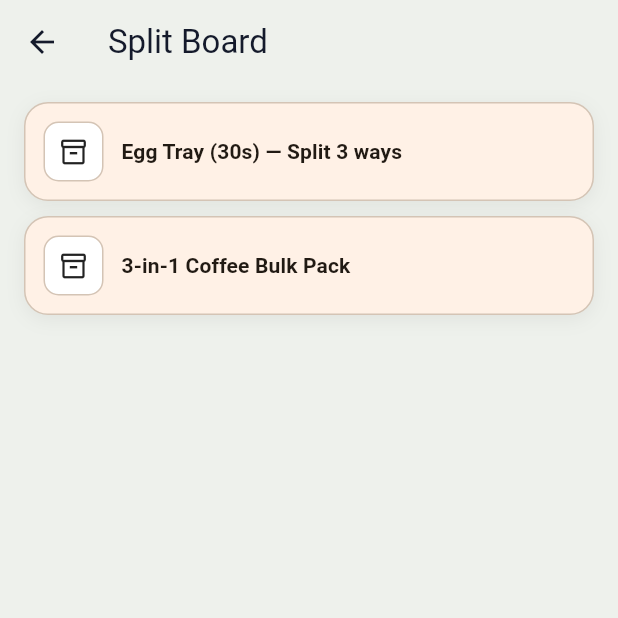
After one commit to MLD-cmd/bulk-buying-companion, a Flutter app: the JoinHubScreen screen opened directly, after a tap on "Join", after a tap on "View deals", on a phone screen of 412 x 824 dp, the top half of it. The commit adds this screen. Run offline on Flutter 3.47's test engine with Material 3 defaults, Android fonts, the light colour scheme and no system bars; accounts and stored records are empty.

Commit message:
Add Split Board feed scaffold with pull-to-refresh
Build the Split Board screen following the existing MVVM pattern: a Deal
model, a DealRepository interface with an in-memory MockDealRepository,
and a SplitBoardViewModel that loads a hub's deals and exposes refresh().

The screen renders a deal list, loading spinner, and empty state, with
pull-to-refresh wired through RefreshIndicator (also functional on the
empty state). Deal cards are placeholders showing the title only; the
detail fields (price, slots, pickup location, status) are added
separately on top of this scaffold.

Register DealRepository in main.dart and add a 'View deals' entry point
on the Join Hub current-hub banner. Covered by view model unit tests and
a widget test for the Join Hub to Split Board navigation.

```diff
--- /dev/null
+++ b/lib/data/repositories/deal_repository.dart
@@ -0,0 +1,53 @@
+import '../../models/deal.dart';
+
+/// Split Board deal-feed contract. Backed by [MockDealRepository] until the
+/// real backend (Supabase) is wired; the ViewModel never depends on the
+/// concrete implementation.
+abstract class DealRepository {
+  Future<List<Deal>> getDeals(String hubId);
+}
+
+/// In-memory stand-in. Deals are stubbed per hub so the Split Board renders
+/// with placeholder cards. Detail fields (price, slots, pickup, status) are
+/// filled in by the deal-card work on top of the [Deal] model.
+class MockDealRepository implements DealRepository {
+  MockDealRepository()
+      : _dealsByHub = const {
+          'colon': [
+            Deal(
+              id: 'colon-rice',
+              hubId: 'colon',
+              title: '25kg Rice Sack — Split 5 ways',
+            ),
+            Deal(
+              id: 'colon-water',
+              hubId: 'colon',
+              title: 'Bottled Water Case (24pk)',
+            ),
+            Deal(
+              id: 'colon-detergent',
+              hubId: 'colon',
+              title: 'Laundry Detergent 6L',
+            ),
+          ],
+          'magallanes': [
+            Deal(
+              id: 'magallanes-eggs',
+              hubId: 'magallanes',
+              title: 'Egg Tray (30s) — Split 3 ways',
+            ),
+            Deal(
+              id: 'magallanes-coffee',
+              hubId: 'magallanes',
+              title: '3-in-1 Coffee Bulk Pack',
+            ),
+          ],
+        };
+
+  final Map<String, List<Deal>> _dealsByHub;
+
+  @override
+  Future<List<Deal>> getDeals(String hubId) async {
+    return _dealsByHub[hubId] ?? const [];
+  }
+}
--- a/lib/main.dart
+++ b/lib/main.dart
@@ -2,6 +2,7 @@ import 'package:flutter/material.dart';
 import 'package:provider/provider.dart';
 
 import 'data/repositories/auth_repository.dart';
+import 'data/repositories/deal_repository.dart';
 import 'data/repositories/hub_repository.dart';
 import 'models/app_user.dart';
 import 'ui/auth/auth_screen.dart';
@@ -25,6 +26,7 @@ class BulkBuyingCompanionApp extends StatelessWidget {
           dispose: (_, repository) => repository.dispose(),
         ),
         Provider<HubRepository>(create: (_) => MockHubRepository()),
+        Provider<DealRepository>(create: (_) => MockDealRepository()),
         ChangeNotifierProvider<JoinHubViewModel>(
           create: (context) => JoinHubViewModel(
             authRepository: context.read<AuthRepository>(),
--- /dev/null
+++ b/lib/models/deal.dart
@@ -0,0 +1,14 @@
+/// A bulk-buying deal posted within a hub. This is the scaffold shape used
+/// by the Split Board list; the deal-detail fields (price, available slots,
+/// pickup location, status) are added on top of this by the deal-card work.
+class Deal {
+  const Deal({
+    required this.id,
+    required this.hubId,
+    required this.title,
+  });
+
+  final String id;
+  final String hubId;
+  final String title;
+}
--- a/lib/ui/hub/join_hub_screen.dart
+++ b/lib/ui/hub/join_hub_screen.dart
@@ -2,6 +2,7 @@ import 'package:flutter/material.dart';
 import 'package:provider/provider.dart';
 
 import '../profile/profile_screen.dart';
+import '../split_board/split_board_screen.dart';
 import 'join_hub_viewmodel.dart';
 import 'widgets/hub_card.dart';
 
@@ -34,6 +35,9 @@ class JoinHubScreen extends StatelessWidget {
                   _CurrentHubBanner(
                     hubName: viewModel.joinedHub!.name,
                     onLeave: viewModel.leave,
+                    onOpenSplitBoard: () => Navigator.of(context).push(
+                      SplitBoardScreen.route(viewModel.joinedHub!.id),
+                    ),
                   ),
                 Padding(
                   padding: const EdgeInsets.fromLTRB(16, 4, 16, 12),
@@ -84,10 +88,15 @@ class _SearchField extends StatelessWidget {
 }
 
 class _CurrentHubBanner extends StatelessWidget {
-  const _CurrentHubBanner({required this.hubName, required this.onLeave});
+  const _CurrentHubBanner({
+    required this.hubName,
+    required this.onLeave,
+    required this.onOpenSplitBoard,
+  });
 
   final String hubName;
   final VoidCallback onLeave;
+  final VoidCallback onOpenSplitBoard;
 
   @override
   Widget build(BuildContext context) {
@@ -127,6 +136,19 @@ class _CurrentHubBanner extends StatelessWidget {
               ],
             ),
           ),
+          TextButton(
+            onPressed: onOpenSplitBoard,
+            style: TextButton.styleFrom(
+              foregroundColor: const Color(0xFF173E28),
+              padding: const EdgeInsets.symmetric(horizontal: 8),
+              minimumSize: const Size(0, 0),
+            ),
+            child: const Text(
+              'View deals',
+              style: TextStyle(fontWeight: FontWeight.w700),
+            ),
+          ),
+          const SizedBox(width: 4),
           TextButton(
             onPressed: onLeave,
             style: TextButton.styleFrom(
--- /dev/null
+++ b/lib/ui/split_board/split_board_screen.dart
@@ -0,0 +1,117 @@
+import 'package:flutter/material.dart';
+import 'package:provider/provider.dart';
+
+import '../../data/repositories/deal_repository.dart';
+import 'split_board_viewmodel.dart';
+import 'widgets/deal_card.dart';
+
+class SplitBoardScreen extends StatelessWidget {
+  const SplitBoardScreen({super.key, required this.hubId});
+
+  final String hubId;
+
+  static Route<void> route(String hubId) {
+    return MaterialPageRoute(
+      builder: (context) => ChangeNotifierProvider(
+        create: (context) => SplitBoardViewModel(
+          dealRepository: context.read<DealRepository>(),
+          hubId: hubId,
+        ),
+        child: SplitBoardScreen(hubId: hubId),
+      ),
+    );
+  }
+
+  @override
+  Widget build(BuildContext context) {
+    return Scaffold(
+      appBar: AppBar(title: const Text('Split Board')),
+      body: SafeArea(
+        child: Consumer<SplitBoardViewModel>(
+          builder: (context, viewModel, _) {
+            if (viewModel.isLoading) {
+              return const Center(child: CircularProgressIndicator());
+            }
+
+            return RefreshIndicator(
+              onRefresh: viewModel.refresh,
+              child: viewModel.deals.isEmpty
+                  ? const _EmptyState()
+                  : _DealList(viewModel: viewModel),
+            );
+          },
+        ),
+      ),
+    );
+  }
+}
+
+class _DealList extends StatelessWidget {
+  const _DealList({required this.viewModel});
+
+  final SplitBoardViewModel viewModel;
+
+  @override
+  Widget build(BuildContext context) {
+    final deals = viewModel.deals;
+
+    return ListView.separated(
+      padding: const EdgeInsets.fromLTRB(16, 12, 16, 20),
+      itemCount: deals.length,
+      separatorBuilder: (context, index) => const SizedBox(height: 10),
+      itemBuilder: (context, index) => DealCard(deal: deals[index]),
+    );
+  }
+}
+
+class _EmptyState extends StatelessWidget {
+  const _EmptyState();
+
+  @override
+  Widget build(BuildContext context) {
+    final theme = Theme.of(context);
+
+    // Wrapped in a scroll view so pull-to-refresh still works when the
+    // list is empty (RefreshIndicator needs a scrollable child).
+    return LayoutBuilder(
+      builder: (context, constraints) {
+        return SingleChildScrollView(
+          physics: const AlwaysScrollableScrollPhysics(),
+          child: ConstrainedBox(
+            constraints: BoxConstraints(minHeight: constraints.maxHeight),
+            child: Center(
+              child: Padding(
+                padding: const EdgeInsets.symmetric(horizontal: 32),
+                child: Column(
+                  mainAxisSize: MainAxisSize.min,
+                  children: [
+                    Icon(
+                      Icons.inventory_2_outlined,
+                      size: 40,
+                      color: theme.colorScheme.onSurfaceVariant,
+                    ),
+                    const SizedBox(height: 10),
+                    Text(
+                      'No deals yet in this hub',
+                      textAlign: TextAlign.center,
+                      style: theme.textTheme.titleSmall
+                          ?.copyWith(fontWeight: FontWeight.w700),
+                    ),
+                    const SizedBox(height: 6),
+                    Text(
+                      'Be the first to post a bulk-buy deal for your hub.',
+                      textAlign: TextAlign.center,
+                      style: theme.textTheme.bodySmall?.copyWith(
+                        color: theme.colorScheme.onSurfaceVariant,
+                      ),
+                    ),
+                  ],
+                ),
+              ),
+            ),
+          ),
+        );
+      },
+    );
+  }
+}
--- /dev/null
+++ b/lib/ui/split_board/split_board_viewmodel.dart
@@ -0,0 +1,41 @@
+import 'package:flutter/foundation.dart';
+
+import '../../data/repositories/deal_repository.dart';
+import '../../models/deal.dart';
+
+/// Drives the Split Board feed for a single hub. Loads the hub's deals on
+/// construction and exposes [refresh] for pull-to-refresh.
+class SplitBoardViewModel extends ChangeNotifier {
+  SplitBoardViewModel({
+    required DealRepository dealRepository,
+    required String hubId,
+  })  : _dealRepository = dealRepository,
+        _hubId = hubId {
+    _load();
+  }
+
+  final DealRepository _dealRepository;
+  final String _hubId;
+
+  List<Deal> _deals = [];
+  bool _isLoading = true;
+
+  List<Deal> get deals => _deals;
+  bool get isLoading => _isLoading;
+
+  Future<void> _load() async {
+    _isLoading = true;
+    notifyListeners();
+
+    _deals = await _dealRepository.getDeals(_hubId);
+    _isLoading = false;
+    notifyListeners();
+  }
+
+  /// Re-fetches the hub's deals. Wired to both the pull-to-refresh gesture
+  /// and any manual reload trigger on the screen.
+  Future<void> refresh() async {
+    _deals = await _dealRepository.getDeals(_hubId);
+    notifyListeners();
+  }
+}
--- /dev/null
+++ b/lib/ui/split_board/widgets/deal_card.dart
@@ -0,0 +1,57 @@
+import 'package:flutter/material.dart';
+
+import '../../../models/deal.dart';
+
+/// Scaffold card for a Split Board deal. Shows the deal title only for now;
+/// the deal-detail work fills in price, available slots, pickup location, and
+/// status on top of this shell.
+class DealCard extends StatelessWidget {
+  const DealCard({super.key, required this.deal});
+
+  final Deal deal;
+
+  @override
+  Widget build(BuildContext context) {
+    final theme = Theme.of(context);
+
+    return Container(
+      padding: const EdgeInsets.all(12),
+      decoration: BoxDecoration(
+        color: theme.colorScheme.surfaceContainerLow,
+        borderRadius: BorderRadius.circular(16),
+        border: Border.all(color: theme.colorScheme.outlineVariant),
+        boxShadow: [
+          BoxShadow(
+            color: theme.colorScheme.shadow.withValues(alpha: 0.06),
+            blurRadius: 10,
+            offset: const Offset(0, 3),
+          ),
+        ],
+      ),
+      child: Row(
+        children: [
+          Container(
+            width: 40,
+            height: 40,
+            alignment: Alignment.center,
+            decoration: BoxDecoration(
+              color: theme.colorScheme.surface,
+              borderRadius: BorderRadius.circular(10),
+              border: Border.all(color: theme.colorScheme.outlineVariant),
+            ),
+            child: const Icon(Icons.inventory_2_outlined, size: 20),
+          ),
+          const SizedBox(width: 12),
+          Expanded(
+            child: Text(
+              deal.title,
+              overflow: TextOverflow.ellipsis,
+              style: theme.textTheme.titleSmall
+                  ?.copyWith(fontWeight: FontWeight.w700),
+            ),
+          ),
+        ],
+      ),
+    );
+  }
+}
```
Also changed, not shown: 2 other files.
